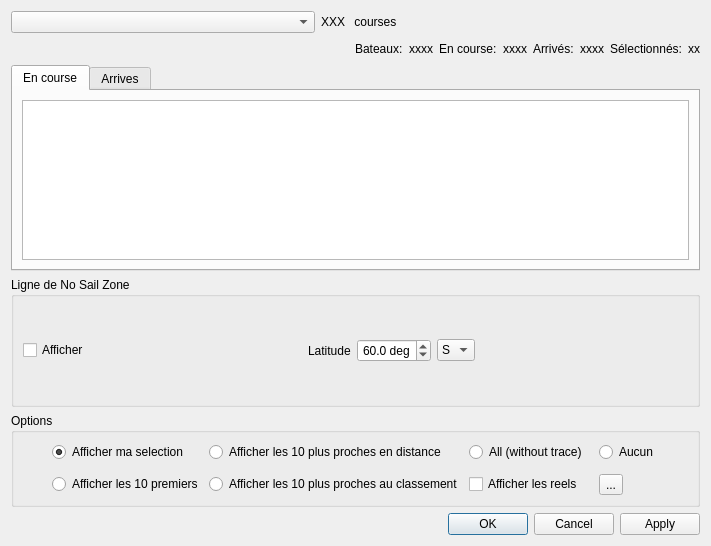
Before: the Qt Designer form src/Ui/race_dialog.ui in nohal/qtVlm, drawn with Qt 5.
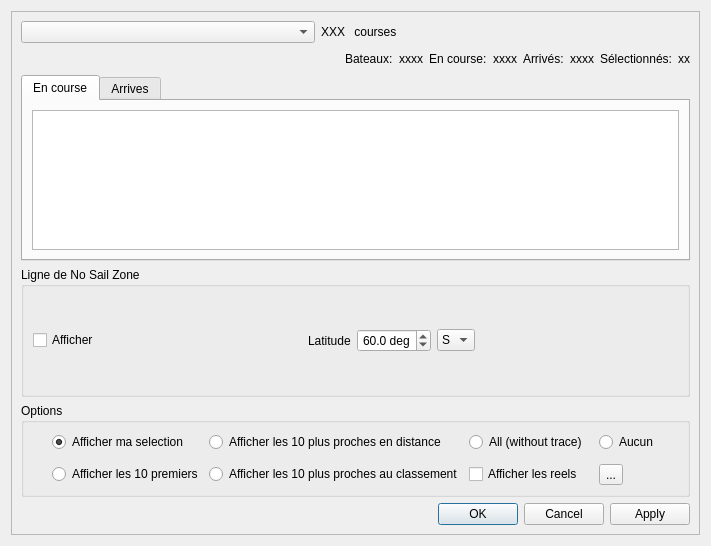
After: the same form once the commit is applied.

What changed in the file:
```diff
--- a/src/Ui/race_dialog.ui
+++ b/src/Ui/race_dialog.ui
@@ -15,6 +15,21 @@
   </property>
   <layout class="QVBoxLayout" name="verticalLayout">
    <item>
+    <widget class="QScrollArea" name="scrollArea">
+     <property name="widgetResizable">
+      <bool>true</bool>
+     </property>
+     <widget class="QWidget" name="scrollAreaWidgetContents">
+      <property name="geometry">
+       <rect>
+        <x>0</x>
+        <y>0</y>
+        <width>691</width>
+        <height>526</height>
+       </rect>
+      </property>
+      <layout class="QVBoxLayout" name="verticalLayout_3">
+       <item>
     <layout class="QHBoxLayout" name="horizontalLayout_4">
      <item>
       <widget class="QComboBox" name="chooser_raceList">
@@ -382,6 +397,10 @@
    </item>
   </layout>
  </widget>
+    </widget>
+   </item>
+  </layout>
+ </widget>
  <tabstops>
   <tabstop>chooser_raceList</tabstop>
   <tabstop>tabWidget</tabstop>
```
Left out of the diff: 2 changed lines with no effect on the pictures. Lines whose indentation alone changed are shown as unchanged.
